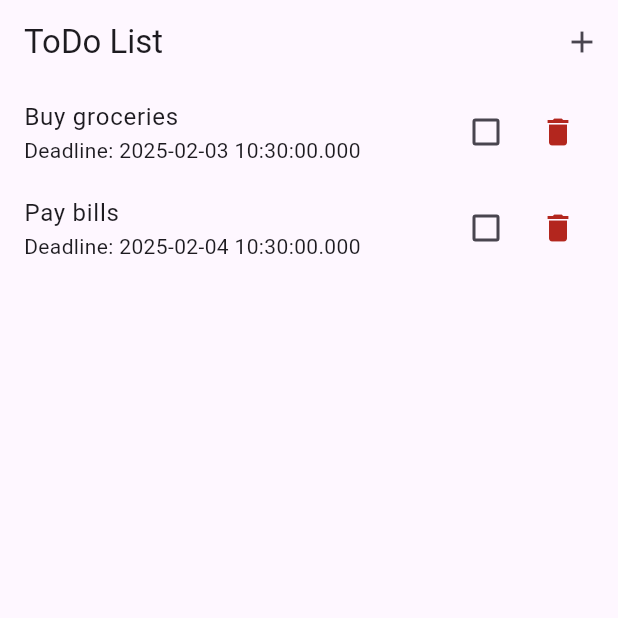
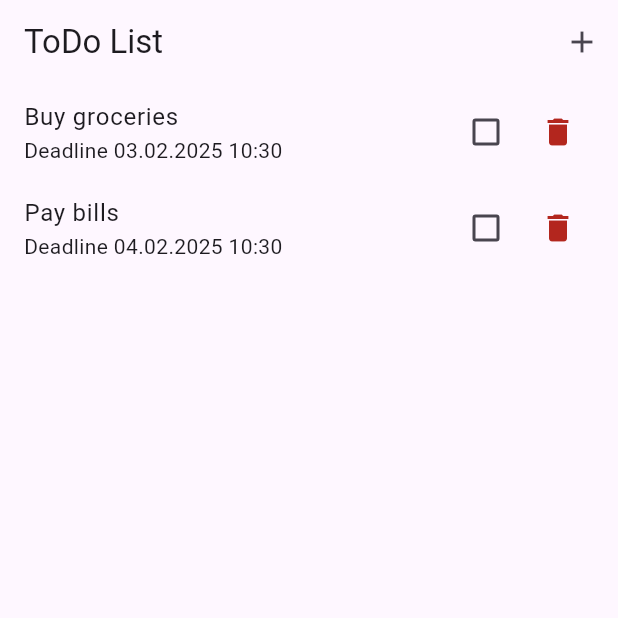
Before and after one commit to Dana-Nam/hw_26, a Flutter app: the screen it shows after launch, after a tap on the "delete" icon, on a phone screen of 412 x 824 dp, the top half of it. Run offline on Flutter 3.47's test engine with Material 3 defaults, Android fonts, the phone set to English and light mode, and no system bars.

Commit message:
Format dates in deadline and complete date

```diff
--- /dev/null
+++ b/lib/helpers/format_datetime.dart
@@ -0,0 +1,21 @@
+String formatDateTime(DateTime dateTime) {
+  final day = _zeroPad(dateTime.day);
+
+  final month = _zeroPad(dateTime.month);
+
+  final year = dateTime.year;
+
+  final hour = _zeroPad(dateTime.hour);
+
+  final minute = _zeroPad(dateTime.minute);
+
+  return '$day.$month.$year $hour:$minute';
+}
+
+String _zeroPad(int dateTimeValue) {
+  if (dateTimeValue < 10) {
+    return '0$dateTimeValue';
+  }
+
+  return dateTimeValue.toString();
+}
--- a/lib/widgets/task_card.dart
+++ b/lib/widgets/task_card.dart
@@ -1,5 +1,6 @@
 import 'package:flutter/material.dart';
 
+import '../helpers/format_datetime.dart';
 import '../models/task.dart';
 
 class TaskCard extends StatelessWidget {
@@ -33,9 +34,10 @@ class TaskCard extends StatelessWidget {
             children: [
               Text(task.title, style: textStyle),
               if (task.deadlineDate.isAfter(DateTime.now()))
-                Text('Deadline: ${task.deadlineDate.toLocal()}'),
+                Text('Deadline ${formatDateTime(task.deadlineDate)}'),
               if (task.isCompleted)
-                Text('Completed: ${task.completeDate?.toLocal()}'),
+                Text(
+                    'Completed ${formatDateTime(task.completeDate ?? DateTime.now())}'),
             ],
           ),
           Row(
```
